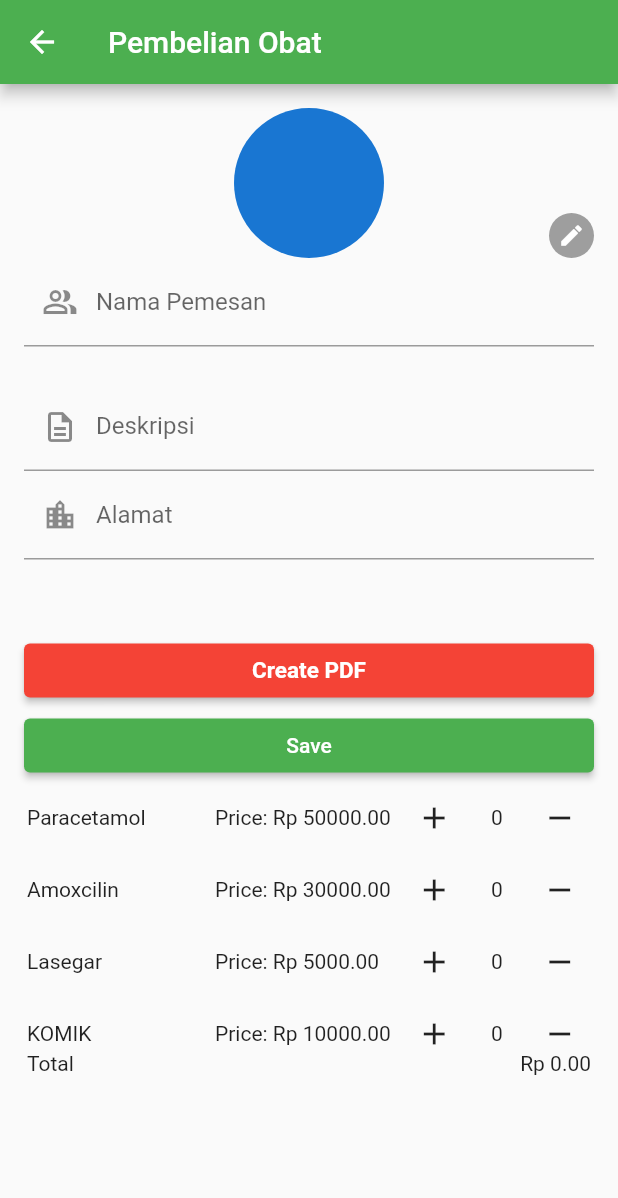
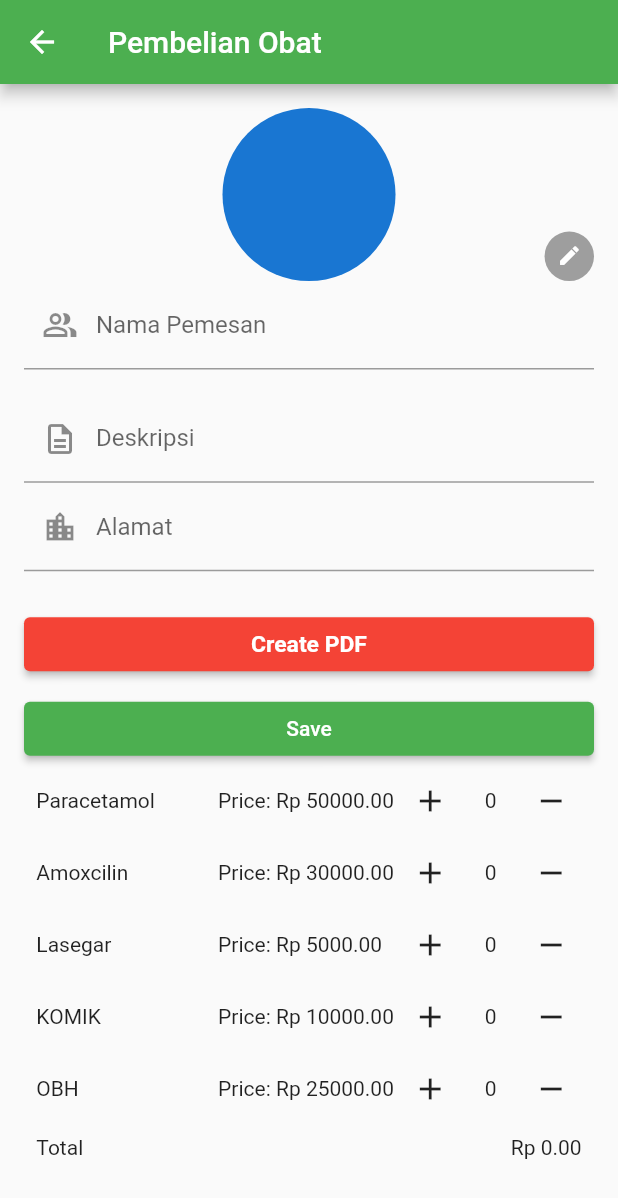
Before and after one commit to alexisngaing/ugd-d-4-hospital, a Flutter app: the TransaksiView screen opened directly, after a tap on the "add" icon, on a phone screen of 412 x 824 dp. Shown: the top 1198 px of the screen. Run offline on Flutter 3.47's test engine with Material 2 defaults, Android fonts, the phone set to English and light mode, and no system bars; our stand-ins replace barcode_widget, flutter_tts, fluttertoast, geocoding, geolocator, grouped_list and 8 more; missing offline and left inert: qr_code_scanner; accounts and stored records are empty.

Commit message:
responsive sizer PDF,  tts, transaksi, & main

```diff
--- a/lib/View/TextSpeech/textSpeechPage.dart
+++ b/lib/View/TextSpeech/textSpeechPage.dart
@@ -1,12 +1,12 @@
 import 'dart:async';
 import 'dart:io' show Platform;
 import 'package:flutter/foundation.dart' show kIsWeb;
-
 import 'package:flutter/material.dart';
 import 'package:flutter_tts/flutter_tts.dart';
 import 'package:ionicons/ionicons.dart';
 import 'package:ugd_4_hospital/View/setting.dart';
 import 'package:logger/logger.dart';
+import 'package:responsive_sizer/responsive_sizer.dart';
 
 class TextToSpeechPage extends StatefulWidget {
   const TextToSpeechPage({super.key});
@@ -308,7 +308,7 @@ class _TextToSpeechPageState extends State<TextToSpeechPage> {
               margin: const EdgeInsets.only(top: 8.0),
               child: Text(label,
                   style: TextStyle(
-                      fontSize: 12.0,
+                      fontSize: 12.h,
                       fontWeight: FontWeight.w400,
                       color: color)))
         ]);
--- a/lib/View/Transaksi/transaksiView.dart
+++ b/lib/View/Transaksi/transaksiView.dart
@@ -3,6 +3,7 @@ import 'package:flutter/material.dart';
 import 'package:ugd_4_hospital/database/sql_helper_transaksi.dart';
 import 'package:ugd_4_hospital/page/transaksi_input_page.dart';
 import 'package:ugd_4_hospital/View/home.dart';
+import 'package:responsive_sizer/responsive_sizer.dart';
 
 class TransaksiView extends StatefulWidget {
   const TransaksiView({super.key});
@@ -67,20 +68,19 @@ class _TransaksiViewState extends State<TransaksiView> {
           mainAxisAlignment: MainAxisAlignment.start,
           children: [
             Container(
-              decoration: const BoxDecoration(
+              decoration: BoxDecoration(
                 border: Border(
                   bottom: BorderSide(
                     color: Color.fromARGB(255, 225, 225, 225),
-                    width: 0.5,
+                    width: 0.5.w,
                   ),
                 ),
               ),
               child: Padding(
-                padding:
-                    const EdgeInsets.symmetric(horizontal: 10, vertical: 10),
+                padding: EdgeInsets.symmetric(horizontal: 10.h, vertical: 10.h),
                 child: SizedBox(
                   width: double.infinity,
-                  height: 50,
+                  height: 5.h,
                   child: TextFormField(
                     onChanged: (value) {
                       refresh(value);
@@ -125,7 +125,7 @@ class _TransaksiViewState extends State<TransaksiView> {
                             child: Column(
                               children: <Widget>[
                                 Padding(
-                                  padding: const EdgeInsets.all(10.0),
+                                  padding: const EdgeInsets.all(10),
                                   child: Column(
                                     mainAxisAlignment: MainAxisAlignment.start,
                                     children: [
@@ -133,20 +133,20 @@ class _TransaksiViewState extends State<TransaksiView> {
                                         alignment: Alignment.topLeft,
                                         child: Text(
                                           transaksiData[index]['nama'],
-                                          style: const TextStyle(
-                                            fontSize: 24,
+                                          style: TextStyle(
+                                            fontSize: 24.sp,
                                             fontWeight: FontWeight.bold,
                                           ),
                                         ),
                                       ),
-                                      const SizedBox(height: 25),
+                                      SizedBox(height: 2.h),
                                       Align(
                                         alignment: Alignment.centerLeft,
                                         child: Text(
                                           transaksiData[index]['deskripsi'],
                                         ),
                                       ),
-                                      const SizedBox(height: 8),
+                                      SizedBox(height: 2.h),
                                       Align(
                                         alignment: Alignment.centerLeft,
                                         child: Text(
--- a/lib/page/transaksi_input_page.dart
+++ b/lib/page/transaksi_input_page.dart
@@ -7,6 +7,7 @@ import 'package:ugd_4_hospital/View/PDF/pdf_view.dart';
 import 'package:uuid/uuid.dart';
 import 'dart:typed_data';
 import 'package:image_picker/image_picker.dart';
+import 'package:responsive_sizer/responsive_sizer.dart';
 
 class TransaksiInputPage extends StatefulWidget {
   const TransaksiInputPage({
@@ -84,18 +85,18 @@ class _TransaksiInputPageState extends State<TransaksiInputPage> {
                 showPictureDialog();
               },
               child: CircleAvatar(
-                  radius: 50,
+                  radius: 7.h,
                   backgroundImage:
                       imageFile != null ? MemoryImage(imageFile!) : null,
-                  child: const Align(
+                  child: Align(
                     alignment: Alignment.bottomRight,
                     child: CircleAvatar(
-                      radius: 15,
+                      radius: 2.h,
                       backgroundColor: Colors.grey,
                       child: Icon(
                         Icons.edit,
                         color: Colors.white,
-                        size: 18,
+                        size: 2.h,
                       ),
                     ),
                   )),
@@ -111,8 +112,8 @@ class _TransaksiInputPageState extends State<TransaksiInputPage> {
                 hintText: 'Isikan Nama anda...',
               ),
             ),
-            const SizedBox(
-              height: 24,
+            SizedBox(
+              height: 2.h,
             ),
             TextFormField(
               controller: controllerDeskripsi,
@@ -134,8 +135,8 @@ class _TransaksiInputPageState extends State<TransaksiInputPage> {
                   hintText: 'Masukan Alamat anda..',
                   prefixIcon: Icon(Icons.location_city_outlined)),
             ),
-            const SizedBox(
-              height: 48,
+            SizedBox(
+              height: 2.h,
             ),
             buttonCreatePDF(context),
             ElevatedButton(
@@ -166,12 +167,12 @@ class _TransaksiInputPageState extends State<TransaksiInputPage> {
 //input barang
   Padding inputProduct() {
     return Padding(
-      padding: const EdgeInsets.symmetric(horizontal: 2),
+      padding: EdgeInsets.symmetric(horizontal: 1.h),
       child: Column(
         crossAxisAlignment: CrossAxisAlignment.center,
         children: [
           SizedBox(
-            height: 180,
+            height: 30.h,
             child: ListView.builder(
               shrinkWrap: true,
               itemBuilder: (context, index) {
@@ -227,7 +228,7 @@ class _TransaksiInputPageState extends State<TransaksiInputPage> {
 
   Container buttonCreatePDF(BuildContext context) {
     return Container(
-      margin: const EdgeInsets.symmetric(vertical: 2),
+      margin: EdgeInsets.symmetric(vertical: 1.h),
       child: ElevatedButton(
         onPressed: () {
           if (imageFile == null ||
@@ -259,9 +260,9 @@ class _TransaksiInputPageState extends State<TransaksiInputPage> {
         },
         style: ElevatedButton.styleFrom(
           backgroundColor: Colors.red,
-          textStyle: const TextStyle(
+          textStyle: TextStyle(
             fontWeight: FontWeight.bold,
-            fontSize: 15,
+            fontSize: 16.sp,
           ),
         ),
         child: const Text('Create PDF'),
--- a/pubspec.yaml
+++ b/pubspec.yaml
@@ -31,6 +31,7 @@ dependencies:
   sqflite: ^2.2.6
   url_launcher: ^6.1.10
   uuid: ^4.2.1
+  responsive_sizer: ^3.2.0
 
 dev_dependencies:
   flutter_lints: ^2.0.0
```
Also changed, not shown: lib/View/PDF/pdf_view.dart (+55 -54 lines), lib/main.dart (+24 -3 lines), pubspec.lock, 6 other files.
